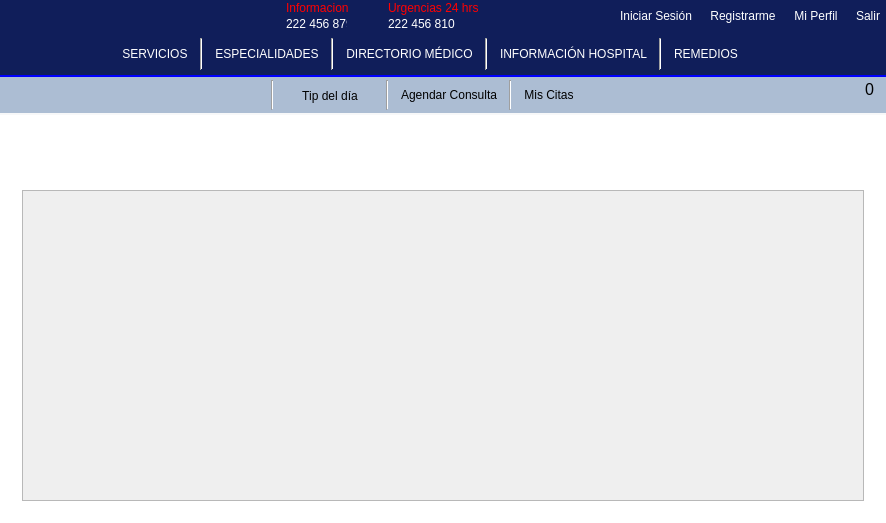
First picture: the form in mainwindow.ui, repository Laloses/Hospital, before the edit.
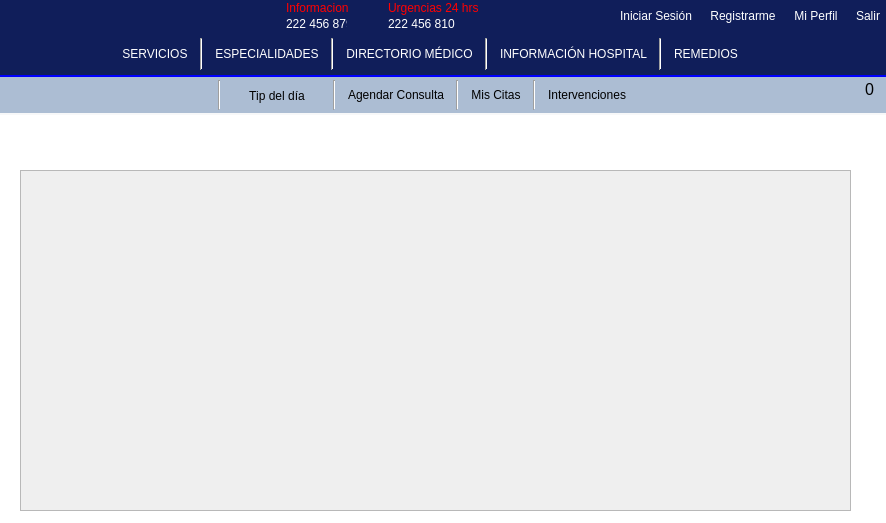
Second picture: the form after the edit. The open tabs and pages were chosen to show the change. Icons and pictures are not drawn.

The edit to the form file:
```diff
--- a/mainwindow.ui
+++ b/mainwindow.ui
@@ -2202,6 +2202,20 @@
              </property>
             </widget>
            </item>
+           <item>
+            <widget class="Line" name="line_11">
+             <property name="orientation">
+              <enum>Qt::Vertical</enum>
+             </property>
+            </widget>
+           </item>
+           <item>
+            <widget class="QPushButton" name="pushButton_intervenciones">
+             <property name="text">
+              <string>Intervenciones</string>
+             </property>
+            </widget>
+           </item>
            <item>
             <spacer name="horizontalSpacer_31">
              <property name="orientation">
@@ -2327,7 +2341,7 @@
 </string>
           </property>
           <property name="currentIndex">
-           <number>2</number>
+           <number>3</number>
           </property>
           <widget class="QWidget" name="page_miPerfilPac">
            <layout class="QGridLayout" name="gridLayout_39">
@@ -3962,6 +3976,52 @@
             </item>
            </layout>
           </widget>
+          <widget class="QWidget" name="page_16">
+           <widget class="QWidget" name="widget_13" native="true">
+            <property name="geometry">
+             <rect>
+              <x>10</x>
+              <y>40</y>
+              <width>851</width>
+              <height>351</height>
+             </rect>
+            </property>
+            <widget class="QScrollArea" name="scrollArea_12">
+             <property name="geometry">
+              <rect>
+               <x>10</x>
+               <y>9</y>
+               <width>831</width>
+               <height>341</height>
+              </rect>
+             </property>
+             <property name="widgetResizable">
+              <bool>true</bool>
+             </property>
+             <widget class="QWidget" name="scrollAreaWidgetContents_13">
+              <property name="geometry">
+               <rect>
+                <x>0</x>
+                <y>0</y>
+                <width>829</width>
+                <height>339</height>
+               </rect>
+              </property>
+              <widget class="QWidget" name="gridLayoutWidget_2">
+               <property name="geometry">
+                <rect>
+                 <x>10</x>
+                 <y>9</y>
+                 <width>811</width>
+                 <height>321</height>
+                </rect>
+               </property>
+               <layout class="QGridLayout" name="pagoIntervenciones"/>
+              </widget>
+             </widget>
+            </widget>
+           </widget>
+          </widget>
          </widget>
         </item>
        </layout>
```
Left out of the diff: 104 changed lines with no effect on the pictures.
